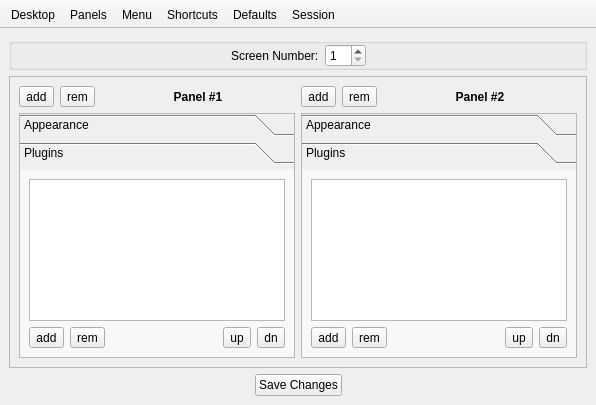
lumina-desktop/lumina, file lumina-config/mainUI.ui: the form before one commit.
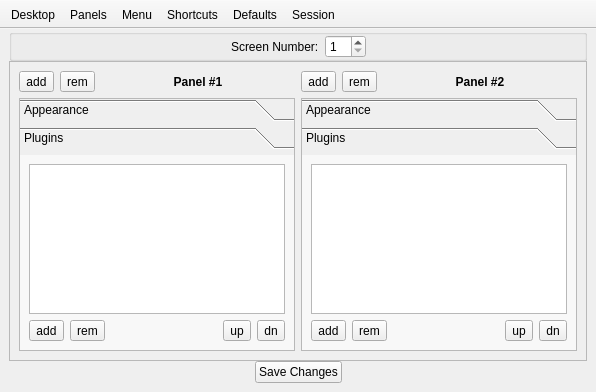
The form after the commit. The open tabs and pages were chosen to show the change.

Commit message: Update the FreeBSD port pkg list (and a minor fix for lumina-config UI)

Patch:
```diff
--- a/lumina-config/mainUI.ui
+++ b/lumina-config/mainUI.ui
@@ -27,6 +27,12 @@
   </property>
   <widget class="QWidget" name="centralwidget">
    <layout class="QVBoxLayout" name="verticalLayout">
+    <property name="spacing">
+     <number>0</number>
+    </property>
+    <property name="topMargin">
+     <number>0</number>
+    </property>
     <item>
      <widget class="QGroupBox" name="group_screen">
       <property name="title">
@@ -458,8 +464,8 @@
             <rect>
              <x>0</x>
              <y>0</y>
-             <width>191</width>
-             <height>107</height>
+             <width>177</width>
+             <height>106</height>
             </rect>
            </property>
            <attribute name="label">
@@ -685,8 +691,8 @@
             <rect>
              <x>0</x>
              <y>0</y>
-             <width>191</width>
-             <height>107</height>
+             <width>177</width>
+             <height>106</height>
             </rect>
            </property>
            <attribute name="label">
```
Left out of the diff: 10 changed lines with no effect on the pictures. The commit also changes 1 other file.
